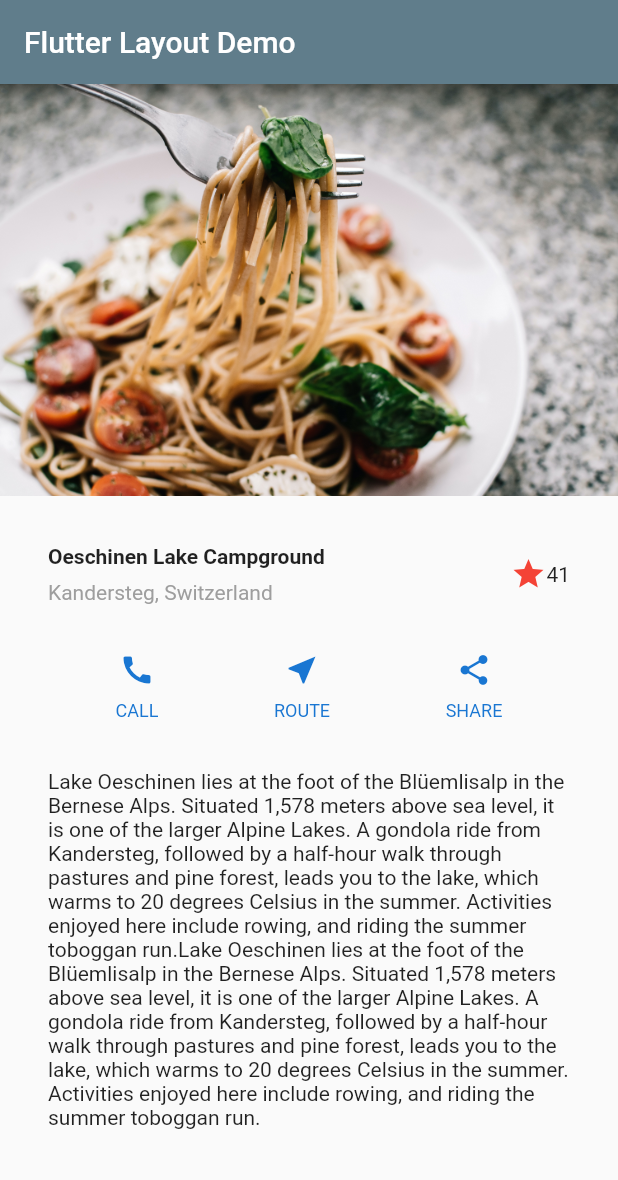
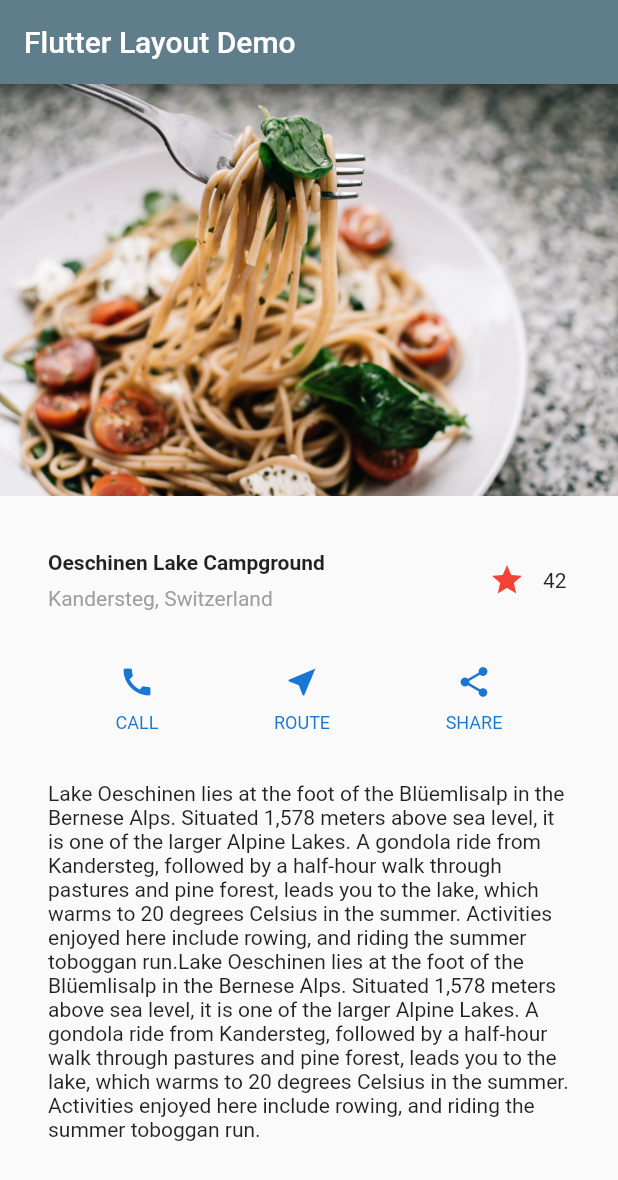
Before and after one commit to xebiaww/Flutter, a Flutter app: the screen it shows after launch, on a phone screen of 412 x 824 dp. Shown: the top 1180 px of the screen. Run offline on Flutter 3.47's test engine with Material 2 defaults, Android fonts, the phone set to English and light mode, and no system bars.

Commit message:
Toggle Rating on click | Changing count

```diff
--- a/lib/main.dart
+++ b/lib/main.dart
@@ -37,11 +37,9 @@
           ),
         ),
         /*3*/
-        Icon(
-          Icons.star,
-          color: Colors.red[500],
-        ),
-        Text('41'),
+
+         FavoriteWidget()
+
       ],
     ),
   );
@@ -131,3 +129,57 @@
 
 
 }
+
+class FavoriteWidget extends StatefulWidget{
+
+
+  @override
+  _FavoriteWidgetState createState() {
+    // TODO: implement createState
+    return _FavoriteWidgetState();
+  }
+
+}
+
+class _FavoriteWidgetState extends State<FavoriteWidget> {
+  bool _isFavorited = true;
+  int _favoriteCount = 42;
+
+  void _toggeleFavorite(){
+    setState(() {
+      if(_isFavorited){
+        _isFavorited=false;
+        _favoriteCount=_favoriteCount-1;
+      }else{
+        _isFavorited=true;
+        _favoriteCount=_favoriteCount+1;
+      }
+    });
+}
+
+  @override
+  Widget build(BuildContext context) {
+    // TODO: implement build
+    return Row(
+      mainAxisSize: MainAxisSize.min,
+      children: [
+        Container(
+          padding: EdgeInsets.all(0),
+          child: IconButton(
+            color: Colors.red[500],
+            padding: EdgeInsets.all(0),
+            icon: _isFavorited?Icon(Icons.star):Icon(Icons.star_border),
+            onPressed: _toggeleFavorite,
+          ),
+        ),
+        SizedBox(
+          width: 18,
+          child: Container(
+            child: Text(_favoriteCount.toString()),
+          ),
+        )
+
+      ],
+    );
+  }
+}
```
Also changed, not shown: screens/Screenshot_1619990798.png (deleted), screens/home.png (deleted), screens/home1.png (added), screens/home2.png (added), 1 other file.
